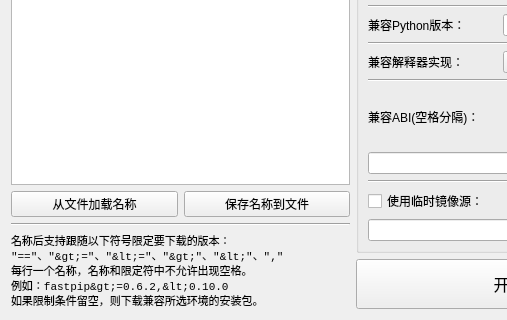
hrpzcf/AwesomePyKit, file interface/download_package.ui: the form before one commit; both pictures show x 0 to 507 and y 386 to 706 of the 706 by 706 pixel window.
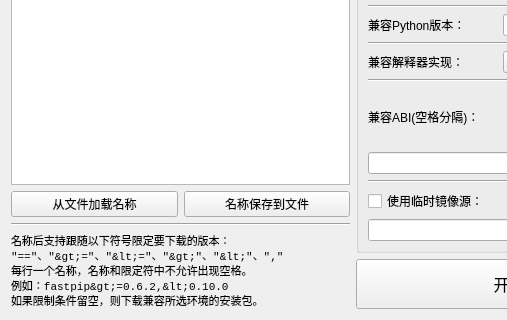
The form after the commit.

Commit message: fix: 包管理器安装界面微调

Patch:
```diff
--- a/interface/download_package.ui
+++ b/interface/download_package.ui
@@ -58,7 +58,7 @@
          <item>
           <widget class="QPushButton" name="pb_save_as_text">
            <property name="text">
-            <string>保存名称到文件</string>
+            <string>名称保存到文件</string>
            </property>
           </widget>
          </item>
```
Left out of the diff: 37 changed lines with no effect on the pictures. The commit also changes 3 other files.
